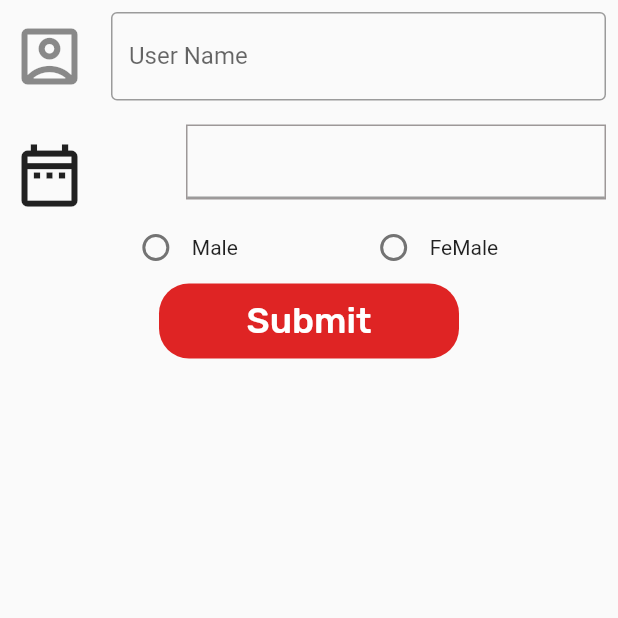
After one commit to jihanislam007/ict_appdevelopment_batch02, a Flutter app: the signup screen opened directly, on a phone screen of 412 x 824 dp, the top half of it. The commit adds this screen. Run offline on Flutter 3.47's test engine with Material 2 defaults, Android fonts, the phone set to English and light mode, and no system bars; our stand-ins replace flare_flutter, fluttertoast, google_fonts, liquid_swipe.

Commit message:
Class - 40

```diff
--- a/lib/Auth/login.dart
+++ b/lib/Auth/login.dart
@@ -2,6 +2,7 @@ import 'package:flare_flutter/flare_actor.dart';
 import 'package:flutter/material.dart';
 import 'package:fluttertoast/fluttertoast.dart';
 import 'package:google_fonts/google_fonts.dart';
+import 'package:ict_appdevelopment_batch02/Auth/signup.dart';
 import 'package:ict_appdevelopment_batch02/SecondPage.dart';
 
 class login extends StatelessWidget {
@@ -9,7 +10,6 @@ class login extends StatelessWidget {
   TextEditingController passController = TextEditingController();
 
   String user = 'mobile';
-
   String pass = '2345';
 
   @override
@@ -37,7 +37,8 @@ class login extends StatelessWidget {
               Padding(
                 padding: const EdgeInsets.all(8.0),
                 child: TextField(
-                  controller: usernameController,
+                  keyboardType: TextInputType.phone,
+                  //controller: usernameController,
                   decoration: InputDecoration(
                       border: OutlineInputBorder(),
                       labelText: 'User Name',
@@ -121,10 +122,15 @@ class login extends StatelessWidget {
               SizedBox(
                 height: 40,
               ),
-              Text('Have an account? Sign up',
-                  style: GoogleFonts.rubik(
-                      textStyle:
-                          TextStyle(color: Color(0xFFFF0FFF), fontSize: 16)))
+              InkWell(
+                onTap: (){
+                  Navigator.push(context, MaterialPageRoute(builder: (context) => signup()));
+                },
+                child: Text('Have an account? Sign up',
+                    style: GoogleFonts.rubik(
+                        textStyle:
+                            TextStyle(color: Color(0xFFFF0FFF), fontSize: 16))),
+              )
             ],
           ),
         ),
--- /dev/null
+++ b/lib/Auth/signup.dart
@@ -0,0 +1,139 @@
+import 'package:flutter/material.dart';
+import 'package:fluttertoast/fluttertoast.dart';
+import 'package:google_fonts/google_fonts.dart';
+
+class signup extends StatefulWidget {
+  @override
+  _signupState createState() => _signupState();
+}
+
+class _signupState extends State<signup> {
+  DateTime? _dateTime;
+  int radioValue =0;
+
+  @override
+  Widget build(BuildContext context) {
+    return Scaffold(
+      body: SafeArea(
+        child: Column(
+          children: [
+            Padding(
+              padding: const EdgeInsets.all(8.0),
+              child: TextField(
+                keyboardType: TextInputType.phone,
+                //controller: usernameController,
+                decoration: InputDecoration(
+                    border: OutlineInputBorder(),
+                    labelText: 'User Name',
+                    hintText: 'Enter your Name',
+                    icon: Icon(
+                      Icons.account_box_outlined,
+                      size: 50,
+                    )),
+              ),
+            ),
+            Row(
+              mainAxisAlignment: MainAxisAlignment.spaceBetween,
+              children: [
+                IconButton(
+                    onPressed: () {
+                      getDate();
+                    },
+                    icon: Icon(
+                      Icons.date_range_outlined,
+                      size: 50,
+                    )),
+                SizedBox(
+                  width: 15,
+                ),
+                Padding(
+                  padding: const EdgeInsets.all(8.0),
+                  child: Container(
+                      height: 50,
+                      width: 280,
+                      decoration: BoxDecoration(
+                          border:
+                              Border.all(width: 1, color: Color(0xFF9D9898))),
+                      child: Center(
+                          child: _dateTime == null
+                              ? Flexible(child: TextField(
+                            keyboardType: TextInputType.datetime,
+                          ))
+                              : Text(
+                                  'Date : ${_dateTime!.day}-${_dateTime!.month}-${_dateTime!.year}'))),
+                ),
+              ],
+            ),
+
+            Row(
+              mainAxisAlignment: MainAxisAlignment.spaceEvenly,
+              children: [
+
+                Row(
+                  children: [
+                    Radio(
+                        value: 1,
+                        groupValue: radioValue,
+                        onChanged: (value){
+                          setState(() {
+                            radioValue = value as int;
+                          });
+                        }
+                    ),
+                    Text('Male')
+                  ],
+                ),
+                Row(
+                  children: [
+                    Radio(
+                        value: 2,
+                        groupValue: radioValue,
+                        onChanged: (value){
+                          setState(() {
+                            radioValue = value as int;
+                          });
+                        }
+                    ),
+                    Text('FeMale')
+                  ],
+                ),
+
+              ],
+            ),
+
+
+            Container(
+              height: 50,
+              width: 200,
+              decoration: BoxDecoration(
+                  borderRadius: BorderRadius.circular(20),
+                  color: Color(0xFFDF2424)),
+              child: TextButton(
+                  onPressed: () {
+                    Fluttertoast.showToast(msg: radioValue.toString(),toastLength: Toast.LENGTH_LONG) ;
+                  },
+                  child: Text('Submit',
+                      style: GoogleFonts.rubik(
+                          textStyle: TextStyle(
+                              color: Color(0xFFFFFFFF), fontSize: 24)))),
+            ),
+
+
+
+          ],
+        ),
+      ),
+    );
+  }
+
+  getDate() async {
+    DateTime? date = await showDatePicker(
+        context: context,
+        initialDate: DateTime(DateTime.now().year),
+        firstDate: DateTime(DateTime.now().year - 100),
+        lastDate: DateTime(DateTime.now().year + 2));
+    setState(() {
+      _dateTime = date;
+    });
+  }
+}
--- a/pubspec.yaml
+++ b/pubspec.yaml
@@ -32,6 +32,7 @@ dependencies:
   google_fonts: ^2.1.0
   flare_flutter: ^3.0.2
   fluttertoast: ^8.0.8
+  date_time_picker: ^2.1.0
 
 dev_dependencies:
   flutter_test:
```
Also changed, not shown: pubspec.lock.
